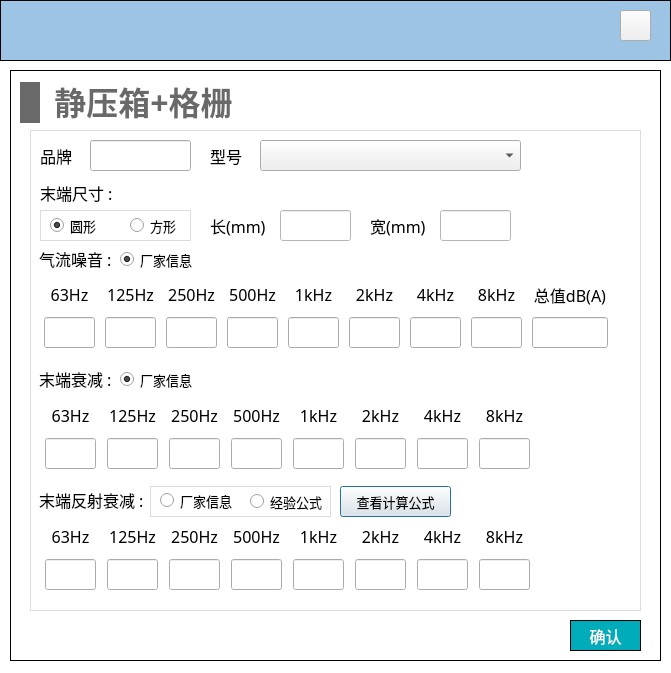
First picture: the form in NoiseCalSoft/inputDialog/dialog_staticBox_grille.ui, repository haobana/NoiCal, before the edit.
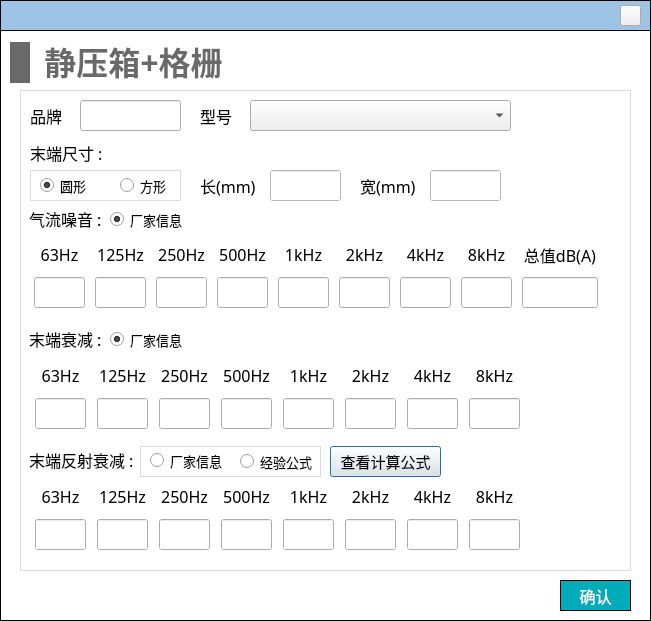
Second picture: the form after the edit. Icons and pictures are not drawn.

The edit to the form file:
```diff
--- a/NoiseCalSoft/inputDialog/dialog_staticBox_grille.ui
+++ b/NoiseCalSoft/inputDialog/dialog_staticBox_grille.ui
@@ -6,8 +6,8 @@
    <rect>
     <x>0</x>
     <y>0</y>
-    <width>671</width>
-    <height>673</height>
+    <width>651</width>
+    <height>621</height>
    </rect>
   </property>
   <property name="windowTitle">
@@ -34,8 +34,8 @@
   <widget class="QWidget" name="widget_staticBox_grille" native="true">
    <property name="geometry">
     <rect>
-     <x>10</x>
-     <y>70</y>
+     <x>0</x>
+     <y>30</y>
      <width>651</width>
      <height>591</height>
     </rect>
@@ -78,7 +78,7 @@
      </property>
      <property name="font">
       <font>
-       <family>Microsoft YaHei</family>
+       <family>黑体</family>
        <pointsize>-1</pointsize>
       </font>
      </property>
@@ -97,7 +97,7 @@
      </property>
      <property name="font">
       <font>
-       <family>Microsoft YaHei</family>
+       <family>黑体</family>
        <pointsize>-1</pointsize>
       </font>
      </property>
@@ -139,7 +139,7 @@
      </property>
      <property name="font">
       <font>
-       <family>Microsoft YaHei</family>
+       <family>黑体</family>
        <pointsize>-1</pointsize>
       </font>
      </property>
@@ -173,7 +173,7 @@
       </property>
       <property name="font">
        <font>
-        <family>Microsoft YaHei</family>
+        <family>黑体</family>
         <pointsize>10</pointsize>
        </font>
       </property>
@@ -195,7 +195,7 @@
       </property>
       <property name="font">
        <font>
-        <family>Microsoft YaHei</family>
+        <family>黑体</family>
         <pointsize>10</pointsize>
        </font>
       </property>
@@ -236,7 +236,7 @@
        </property>
        <property name="font">
         <font>
-         <family>Microsoft YaHei</family>
+         <family>黑体</family>
          <pointsize>-1</pointsize>
         </font>
        </property>
@@ -252,7 +252,7 @@
        </property>
        <property name="font">
         <font>
-         <family>Microsoft YaHei</family>
+         <family>黑体</family>
          <pointsize>-1</pointsize>
         </font>
        </property>
@@ -271,7 +271,7 @@
        </property>
        <property name="font">
         <font>
-         <family>Microsoft YaHei</family>
+         <family>黑体</family>
          <pointsize>-1</pointsize>
         </font>
        </property>
@@ -290,7 +290,7 @@
        </property>
        <property name="font">
         <font>
-         <family>Microsoft YaHei</family>
+         <family>黑体</family>
          <pointsize>-1</pointsize>
         </font>
        </property>
@@ -362,7 +362,7 @@
           </property>
           <property name="font">
            <font>
-            <family>Microsoft YaHei</family>
+            <family>黑体</family>
             <pointsize>-1</pointsize>
            </font>
           </property>
@@ -390,7 +390,7 @@
           </property>
           <property name="font">
            <font>
-            <family>Microsoft YaHei</family>
+            <family>黑体</family>
             <pointsize>-1</pointsize>
            </font>
           </property>
@@ -422,7 +422,7 @@
           </property>
           <property name="font">
            <font>
-            <family>Microsoft YaHei</family>
+            <family>黑体</family>
             <pointsize>-1</pointsize>
            </font>
           </property>
@@ -450,7 +450,7 @@
           </property>
           <property name="font">
            <font>
-            <family>Microsoft YaHei</family>
+            <family>黑体</family>
             <pointsize>-1</pointsize>
            </font>
           </property>
@@ -482,7 +482,7 @@
           </property>
           <property name="font">
            <font>
-            <family>Microsoft YaHei</family>
+            <family>黑体</family>
             <pointsize>-1</pointsize>
            </font>
           </property>
@@ -510,7 +510,7 @@
           </property>
           <property name="font">
            <font>
-            <family>Microsoft YaHei</family>
+            <family>黑体</family>
             <pointsize>-1</pointsize>
            </font>
           </property>
@@ -542,7 +542,7 @@
           </property>
           <property name="font">
            <font>
-            <family>Microsoft YaHei</family>
+            <family>黑体</family>
             <pointsize>-1</pointsize>
            </font>
           </property>
@@ -570,7 +570,7 @@
           </property>
           <property name="font">
            <font>
-            <family>Microsoft YaHei</family>
+            <family>黑体</family>
             <pointsize>-1</pointsize>
            </font>
           </property>
@@ -602,7 +602,7 @@
           </property>
           <property name="font">
            <font>
-            <family>Microsoft YaHei</family>
+            <family>黑体</family>
             <pointsize>-1</pointsize>
            </font>
           </property>
@@ -630,7 +630,7 @@
           </property>
           <property name="font">
            <font>
-            <family>Microsoft YaHei</family>
+            <family>黑体</family>
             <pointsize>-1</pointsize>
            </font>
           </property>
@@ -665,7 +665,7 @@
           </property>
           <property name="font">
            <font>
-            <family>Microsoft YaHei</family>
+            <family>黑体</family>
             <pointsize>-1</pointsize>
            </font>
           </property>
@@ -693,7 +693,7 @@
           </property>
           <property name="font">
            <font>
-            <family>Microsoft YaHei</family>
+            <family>黑体</family>
             <pointsize>-1</pointsize>
            </font>
           </property>
@@ -725,7 +725,7 @@
           </property>
           <property name="font">
            <font>
-            <family>Microsoft YaHei</family>
+            <family>黑体</family>
             <pointsize>-1</pointsize>
            </font>
           </property>
@@ -753,7 +753,7 @@
           </property>
           <property name="font">
            <font>
-            <family>Microsoft YaHei</family>
+            <family>黑体</family>
             <pointsize>-1</pointsize>
            </font>
           </property>
@@ -785,7 +785,7 @@
           </property>
           <property name="font">
            <font>
-            <family>Microsoft YaHei</family>
+            <family>黑体</family>
             <pointsize>-1</pointsize>
            </font>
           </property>
@@ -813,7 +813,7 @@
           </property>
           <property name="font">
            <font>
-            <family>Microsoft YaHei</family>
+            <family>黑体</family>
             <pointsize>-1</pointsize>
            </font>
           </property>
@@ -845,7 +845,7 @@
           </property>
           <property name="font">
            <font>
-            <family>Microsoft YaHei</family>
+            <family>黑体</family>
             <pointsize>-1</pointsize>
            </font>
           </property>
@@ -873,7 +873,7 @@
           </property>
           <property name="font">
            <font>
-            <family>Microsoft YaHei</family>
+            <family>黑体</family>
             <pointsize>-1</pointsize>
            </font>
           </property>
@@ -917,7 +917,7 @@
           </property>
           <property name="font">
            <font>
-            <family>Microsoft YaHei</family>
+            <family>黑体</family>
             <pointsize>-1</pointsize>
            </font>
           </property>
@@ -945,7 +945,7 @@
           </property>
           <property name="font">
            <font>
-            <family>Microsoft YaHei</family>
+            <family>黑体</family>
             <pointsize>-1</pointsize>
            </font>
           </property>
@@ -977,7 +977,7 @@
           </property>
           <property name="font">
            <font>
-            <family>Microsoft YaHei</family>
+            <family>黑体</family>
             <pointsize>-1</pointsize>
            </font>
           </property>
@@ -1005,7 +1005,7 @@
           </property>
           <property name="font">
            <font>
-            <family>Microsoft YaHei</family>
+            <family>黑体</family>
             <pointsize>-1</pointsize>
            </font>
           </property>
@@ -1037,7 +1037,7 @@
           </property>
           <property name="font">
            <font>
-            <family>Microsoft YaHei</family>
+            <family>黑体</family>
             <pointsize>-1</pointsize>
            </font>
           </property>
@@ -1065,7 +1065,7 @@
           </property>
           <property name="font">
            <font>
-            <family>Microsoft YaHei</family>
+            <family>黑体</family>
             <pointsize>-1</pointsize>
            </font>
           </property>
@@ -1097,7 +1097,7 @@
           </property>
           <property name="font">
            <font>
-            <family>Microsoft YaHei</family>
+            <family>黑体</family>
             <pointsize>-1</pointsize>
            </font>
           </property>
@@ -1125,7 +1125,7 @@
           </property>
           <property name="font">
            <font>
-            <family>Microsoft YaHei</family>
+            <family>黑体</family>
             <pointsize>-1</pointsize>
            </font>
           </property>
@@ -1157,7 +1157,7 @@
           </property>
           <property name="font">
            <font>
-            <family>Microsoft YaHei</family>
+            <family>黑体</family>
             <pointsize>-1</pointsize>
            </font>
           </property>
@@ -1185,7 +1185,7 @@
           </property>
           <property name="font">
            <font>
-            <family>Microsoft YaHei</family>
+            <family>黑体</family>
             <pointsize>-1</pointsize>
            </font>
           </property>
@@ -1220,7 +1220,7 @@
           </property>
           <property name="font">
            <font>
-            <family>Microsoft YaHei</family>
+            <family>黑体</family>
             <pointsize>-1</pointsize>
            </font>
           </property>
@@ -1248,7 +1248,7 @@
           </property>
           <property name="font">
            <font>
-            <family>Microsoft YaHei</family>
+            <family>黑体</family>
             <pointsize>-1</pointsize>
            </font>
           </property>
@@ -1280,7 +1280,7 @@
           </property>
           <property name="font">
            <font>
-            <family>Microsoft YaHei</family>
+            <family>黑体</family>
             <pointsize>-1</pointsize>
            </font>
           </property>
@@ -1308,7 +1308,7 @@
           </property>
           <property name="font">
            <font>
-            <family>Microsoft YaHei</family>
+            <family>黑体</family>
             <pointsize>-1</pointsize>
            </font>
           </property>
@@ -1340,7 +1340,7 @@
           </property>
           <property name="font">
            <font>
-            <family>Microsoft YaHei</family>
+            <family>黑体</family>
             <pointsize>-1</pointsize>
            </font>
           </property>
@@ -1368,7 +1368,7 @@
           </property>
           <property name="font">
            <font>
-            <family>Microsoft YaHei</family>
+            <family>黑体</family>
             <pointsize>-1</pointsize>
            </font>
           </property>
@@ -1395,7 +1395,7 @@
      </property>
      <property name="font">
       <font>
-       <family>Microsoft YaHei</family>
+       <family>黑体</family>
        <pointsize>-1</pointsize>
       </font>
      </property>
@@ -1414,7 +1414,7 @@
      </property>
      <property name="font">
       <font>
-       <family>Microsoft YaHei</family>
+       <family>黑体</family>
        <pointsize>-1</pointsize>
       </font>
      </property>
@@ -1433,7 +1433,7 @@
      </property>
      <property name="font">
       <font>
-       <family>Microsoft YaHei</family>
+       <family>黑体</family>
        <pointsize>-1</pointsize>
       </font>
      </property>
@@ -1469,7 +1469,7 @@
           </property>
           <property name="font">
            <font>
-            <family>Microsoft YaHei</family>
+            <family>黑体</family>
             <pointsize>-1</pointsize>
            </font>
           </property>
@@ -1497,7 +1497,7 @@
           </property>
           <property name="font">
            <font>
-            <family>Microsoft YaHei</family>
+            <family>黑体</family>
             <pointsize>-1</pointsize>
            </font>
           </property>
@@ -1529,7 +1529,7 @@
           </property>
           <property name="font">
            <font>
-            <family>Microsoft YaHei</family>
+            <family>黑体</family>
             <pointsize>-1</pointsize>
            </font>
           </property>
@@ -1557,7 +1557,7 @@
           </property>
           <property name="font">
            <font>
-            <family>Microsoft YaHei</family>
+            <family>黑体</family>
             <pointsize>-1</pointsize>
            </font>
           </property>
@@ -1589,7 +1589,7 @@
           </property>
           <property name="font">
            <font>
-            <family>Microsoft YaHei</family>
+            <family>黑体</family>
             <pointsize>-1</pointsize>
            </font>
           </property>
@@ -1617,7 +1617,7 @@
           </property>
           <property name="font">
            <font>
-            <family>Microsoft YaHei</family>
+            <family>黑体</family>
             <pointsize>-1</pointsize>
            </font>
           </property>
@@ -1649,7 +1649,7 @@
           </property>
           <property name="font">
            <font>
-            <family>Microsoft YaHei</family>
+            <family>黑体</family>
             <pointsize>-1</pointsize>
            </font>
           </property>
@@ -1677,7 +1677,7 @@
           </property>
           <property name="font">
            <font>
-            <family>Microsoft YaHei</family>
+            <family>黑体</family>
             <pointsize>-1</pointsize>
            </font>
           </property>
@@ -1709,7 +1709,7 @@
           </property>
           <property name="font">
            <font>
-            <family>Microsoft YaHei</family>
+            <family>黑体</family>
             <pointsize>-1</pointsize>
            </font>
           </property>
@@ -1737,7 +1737,7 @@
           </property>
           <property name="font">
            <font>
-            <family>Microsoft YaHei</family>
+            <family>黑体</family>
             <pointsize>-1</pointsize>
            </font>
           </property>
@@ -1772,7 +1772,7 @@
           </property>
           <property name="font">
            <font>
-            <family>Microsoft YaHei</family>
+            <family>黑体</family>
             <pointsize>-1</pointsize>
            </font>
           </property>
@@ -1800,7 +1800,7 @@
           </property>
           <property name="font">
            <font>
-            <family>Microsoft YaHei</family>
+            <family>黑体</family>
             <pointsize>-1</pointsize>
            </font>
           </property>
@@ -1832,7 +1832,7 @@
           </property>
           <property name="font">
            <font>
-            <family>Microsoft YaHei</family>
+            <family>黑体</family>
             <pointsize>-1</pointsize>
            </font>
           </property>
@@ -1860,7 +1860,7 @@
           </property>
           <property name="font">
            <font>
-            <family>Microsoft YaHei</family>
+            <family>黑体</family>
             <pointsize>-1</pointsize>
            </font>
           </property>
@@ -1892,7 +1892,7 @@
           </property>
           <property name="font">
            <font>
-            <family>Microsoft YaHei</family>
+            <family>黑体</family>
             <pointsize>-1</pointsize>
            </font>
           </property>
@@ -1920,7 +1920,7 @@
           </property>
           <property name="font">
            <font>
-            <family>Microsoft YaHei</family>
+            <family>黑体</family>
             <pointsize>-1</pointsize>
            </font>
           </property>
@@ -1962,7 +1962,7 @@
       </property>
       <property name="font">
        <font>
-        <family>Microsoft YaHei</family>
+        <family>黑体</family>
         <pointsize>10</pointsize>
        </font>
       </property>
@@ -1981,7 +1981,7 @@
       </property>
       <property name="font">
        <font>
-        <family>Microsoft YaHei</family>
+        <family>黑体</family>
         <pointsize>10</pointsize>
        </font>
       </property>
@@ -2001,7 +2001,7 @@
      </property>
      <property name="font">
       <font>
-       <family>Microsoft YaHei</family>
+       <family>黑体</family>
        <pointsize>10</pointsize>
       </font>
      </property>
@@ -2023,7 +2023,7 @@
      </property>
      <property name="font">
       <font>
-       <family>Microsoft YaHei</family>
+       <family>黑体</family>
        <pointsize>10</pointsize>
       </font>
      </property>
@@ -2045,8 +2045,8 @@
      </property>
      <property name="font">
       <font>
-       <family>Microsoft YaHei</family>
-       <pointsize>10</pointsize>
+       <family>黑体</family>
+       <pointsize>11</pointsize>
       </font>
      </property>
      <property name="text">
@@ -2065,7 +2065,7 @@
     </property>
     <property name="font">
      <font>
-      <family>Microsoft YaHei</family>
+      <family>黑体</family>
       <pointsize>12</pointsize>
      </font>
     </property>
@@ -2155,8 +2155,8 @@
     <rect>
      <x>0</x>
      <y>0</y>
-     <width>671</width>
-     <height>61</height>
+     <width>651</width>
+     <height>31</height>
     </rect>
    </property>
    <property name="styleSheet">
@@ -2171,9 +2171,9 @@
     <property name="geometry">
      <rect>
       <x>620</x>
-      <y>10</y>
-      <width>31</width>
-      <height>31</height>
+      <y>5</y>
+      <width>21</width>
+      <height>21</height>
      </rect>
     </property>
     <property name="styleSheet">
```
Left out of the diff: 21 changed lines with no effect on the pictures.
